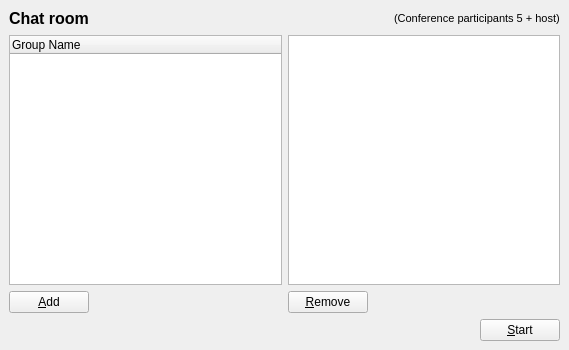
The window that wengophone/src/presentation/qt/chat/ChatRoomInviteWidget.ui (tkrotoff/WengoPhone) describes before a commit, drawn with Qt 5.
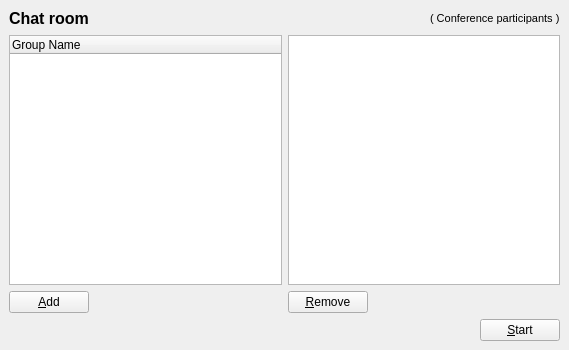
The same window after the commit.

Commit message: More work on the chat Window

Patch:
```diff
--- a/wengophone/src/presentation/qt/chat/ChatRoomInviteWidget.ui
+++ b/wengophone/src/presentation/qt/chat/ChatRoomInviteWidget.ui
@@ -56,7 +56,7 @@
      <item>
       <widget class="QLabel" name="label_2" >
        <property name="text" >
-        <string>&lt;html>&lt;head>&lt;meta name="qrichtext" content="1" />&lt;/head>&lt;body style=" white-space: pre-wrap; font-family:MS Shell Dlg; font-size:8.25pt; font-weight:400; font-style:normal; text-decoration:none;">&lt;p style=" margin-top:0px; margin-bottom:0px; margin-left:0px; margin-right:0px; -qt-block-indent:0; text-indent:0px;">&lt;span style=" font-size:8pt;">(Conference participants 5 + host)&lt;/span>&lt;/p>&lt;/body>&lt;/html></string>
+        <string>&lt;html>&lt;head>&lt;meta name="qrichtext" content="1" />&lt;/head>&lt;body style=" white-space: pre-wrap; font-family:MS Shell Dlg; font-size:8.25pt; font-weight:400; font-style:normal; text-decoration:none;">&lt;p style=" margin-top:0px; margin-bottom:0px; margin-left:0px; margin-right:0px; -qt-block-indent:0; text-indent:0px; font-size:8pt;">( Conference participants )&lt;/p>&lt;/body>&lt;/html></string>
        </property>
       </widget>
      </item>
```
Left out of the diff: 6 changed lines with no effect on the pictures. The commit also changes 7 other files.
